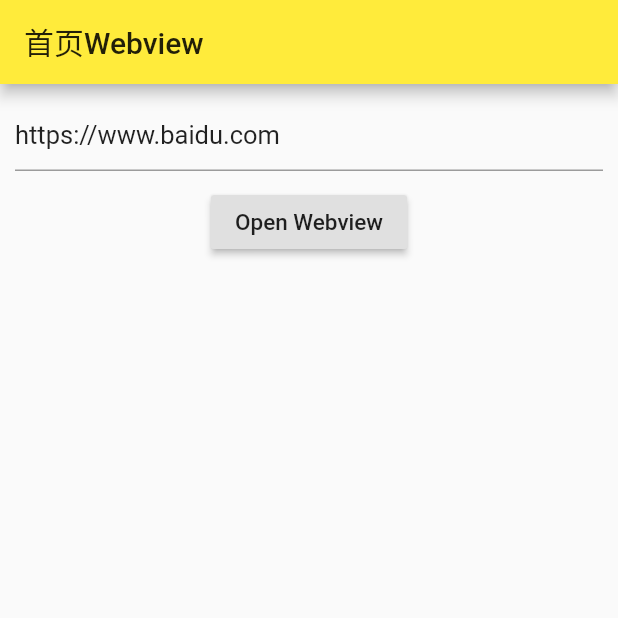
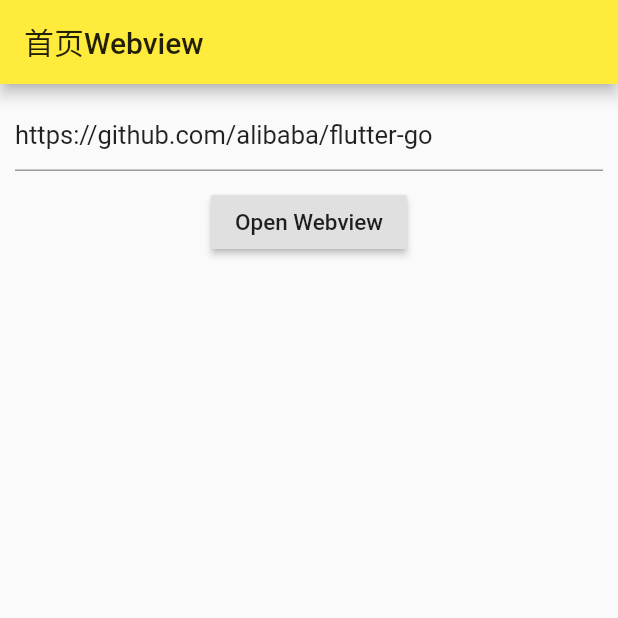
Before and after one commit to tangyoucheng/flutter_learning, a Flutter app: the MyHomePage screen opened directly, on a phone screen of 412 x 824 dp, the top half of it. Run offline on Flutter 3.47's test engine with Material 2 defaults, Android fonts, the phone set to English and light mode, and no system bars; our stand-ins replace rxdart; missing offline and left inert: flutter_webview_plugin.

Commit message:
web_view

```diff
--- a/lib/web_view/web_view_demo.dart
+++ b/lib/web_view/web_view_demo.dart
@@ -1,7 +1,9 @@
 import 'package:flutter/material.dart';
 import 'package:flutter_webview_plugin/flutter_webview_plugin.dart';
 
-String url = 'https://www.baidu.com';
+String url = 'https://github.com/alibaba/flutter-go';
+//String url = 'https://map.baidu.com/@11588371,3565563,15z';
+//String url = 'https://www.baidu.com';
 
 void main() => runApp(MyApp());
 
```
